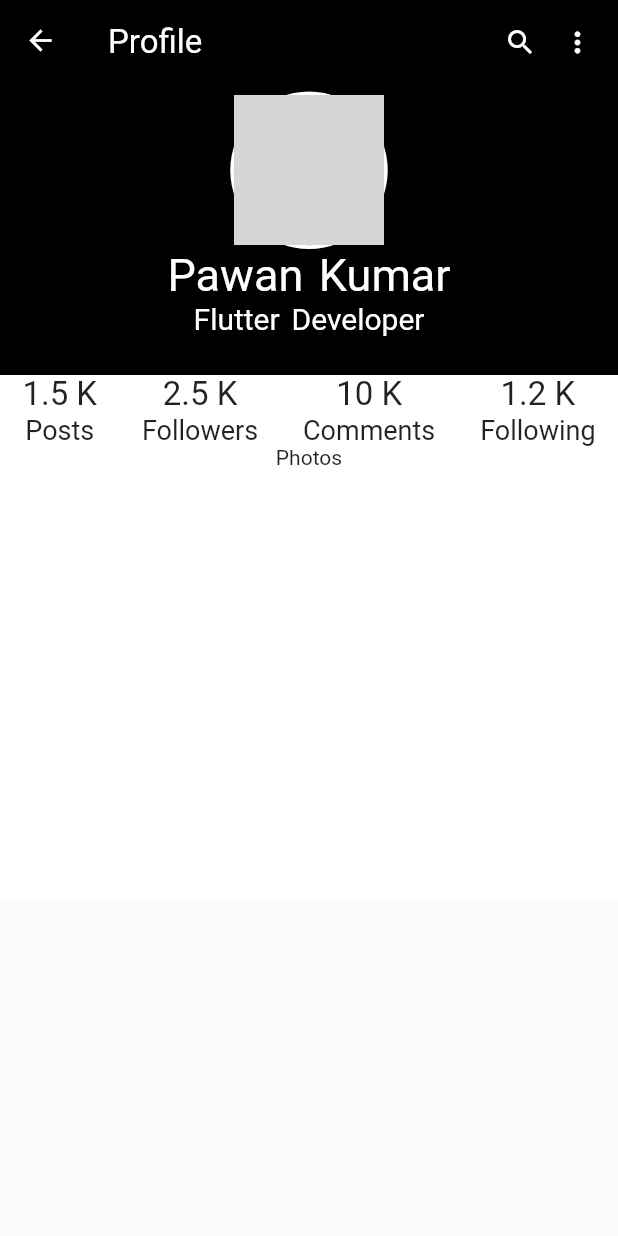
After one commit to VivekTailor19/single_multi_child_widget_04, a Flutter app: the Pawan_Profile screen opened by its route, on a phone screen of 412 x 824 dp. The commit adds this screen. Run offline on Flutter 3.47's test engine with Material 2 defaults, Android fonts, the light colour scheme and no system bars; network calls fail; statements that could not run were skipped; grey boxes are pictures that could not be loaded.

Commit message:
single child multi child

```diff
--- a/lib/homescreen.dart
+++ b/lib/homescreen.dart
@@ -55,6 +55,11 @@ class _HomeScreenState extends State<HomeScreen> {
                   Navigator.pushNamed(context, "flutterlogin");
                 },
                 child: Select(name: "Flutter UI",img: "assets/images/folder2.png")),
+            InkWell(
+                onTap: () {
+                  Navigator.pushNamed(context, "pawanprofile");
+                },
+                child: Select(name: "Pawan's Profile",img: "assets/images/folder2.png")),
           ],
         ),
       ),
--- /dev/null
+++ b/lib/layouts_04/pawanProfile.dart
@@ -0,0 +1,92 @@
+import 'package:flutter/material.dart';
+
+class Pawan_Profile extends StatefulWidget {
+  const Pawan_Profile({Key? key}) : super(key: key);
+
+  @override
+  State<Pawan_Profile> createState() => _Pawan_ProfileState();
+}
+
+class _Pawan_ProfileState extends State<Pawan_Profile> {
+
+  List<Data> data = [
+    Data(title: "Posts",number: "1.5 K"),
+    Data(title: "Followers",number: "2.5 K"),
+    Data(title: "Comments",number: "10 K"),
+    Data(title: "Following",number: "1.2 K"),
+  ];
+  @override
+  Widget build(BuildContext context) {
+    return SafeArea(
+      child: Scaffold(
+        body: Column(
+        children: [
+          Container(width: double.infinity,height: 250,color: Colors.black,
+            child: Column(
+              children: [
+                ListTile(
+                  leading: Icon(Icons.arrow_back,size: 22,color: Colors.white,),
+                  title: Row(
+                    mainAxisAlignment:MainAxisAlignment.spaceBetween,
+                    children: [
+                      Text("Profile",style: TextStyle(color: Colors.white,fontSize: 22),),
+                      Icon(Icons.search_rounded,size: 22,color: Colors.white,)
+                    ],),
+                  trailing: Icon(Icons.more_vert_rounded,size: 22,color: Colors.white,),
+                ),
+                SizedBox(height: 5),
+                Container(height: 105,width: 105,
+                  alignment: Alignment.center,
+                  decoration: BoxDecoration(shape: BoxShape.circle,color: Colors.white),
+                  child: CircleAvatar(
+                    radius: 50,
+
+
+                    backgroundImage: NetworkImage("https://www.halcyonhouse.org/wp-content/uploads/2021/12/6.-Pirl-Technology-Kobby-Osei-800x800-1643148846.png"),),
+                ),
+                Text("Pawan Kumar",style: TextStyle(fontSize: 30,color: Colors.white,wordSpacing: 3),),
+                Text("Flutter Developer",style: TextStyle(fontSize: 20,color: Colors.white,wordSpacing: 3),),
+
+              ],
+            ),
+          ),
+          Container(width: double.infinity,height: 350,color: Colors.white,
+            child: Column(
+              children: [
+
+                Row(mainAxisAlignment: MainAxisAlignment.spaceAround,
+                  children: data.asMap().entries.map((e) => Box(data[e.key])).toList()
+                ),
+                Text("Photos",style: TextStyle(fontSize: ),)
+
+              ],
+            ),
+          ),
+        ],
+        ),
+
+
+
+      ),
+    );
+  }
+
+  Column Box(Data d)
+  {
+    return Column(
+      children: [
+        Text("${d.number}",style: TextStyle(fontSize: 22)),
+        Text("${d.title}",style: TextStyle(fontSize: 18)),
+
+      ],
+    );
+  }
+
+}
+
+
+class Data
+{
+  String? title, number;
+  Data({this.title,this.number});
+}
--- a/lib/main.dart
+++ b/lib/main.dart
@@ -2,6 +2,7 @@
 
 import 'package:flutter/material.dart';
 import 'package:single_multi_child_widget_04/layouts_04/file_explorer.dart';
+import 'package:single_multi_child_widget_04/layouts_04/pawanProfile.dart';
 import 'package:single_multi_child_widget_04/layouts_04/search_screen.dart';
 import 'package:single_multi_child_widget_04/layouts_04/settings_UI.dart';
 
@@ -22,6 +23,7 @@ void main() {
         'pay':(context) => Pay_UI(),
         "pawanUI":(context) => Pawan_UIKit(),
         "flutterlogin":(context) => Flutter_UI(),
+        "pawanprofile":(context) => Pawan_Profile(),
 
 
 
```
